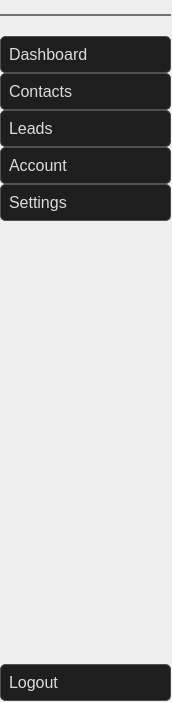
Before: the Qt Designer form CRM/views/ui/sidebar.ui in ImGaby123/SalesOptimizer-CRM, drawn with Qt 5.
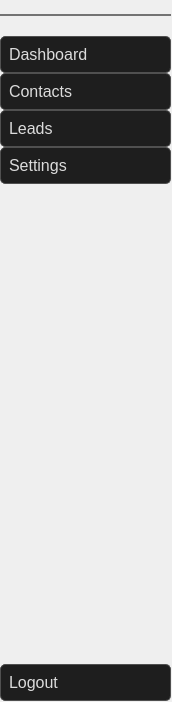
After: the same form once the commit is applied. Icons and pictures are not drawn.

Diff of the .ui file:
```diff
--- a/CRM/views/ui/sidebar.ui
+++ b/CRM/views/ui/sidebar.ui
@@ -208,58 +208,6 @@
       </property>
      </widget>
     </item>
-    <item alignment="Qt::AlignmentFlag::AlignVCenter">
-     <widget class="QPushButton" name="account_btn">
-      <property name="sizePolicy">
-       <sizepolicy hsizetype="Expanding" vsizetype="Fixed">
-        <horstretch>0</horstretch>
-        <verstretch>0</verstretch>
-       </sizepolicy>
-      </property>
-      <property name="font">
-       <font>
-        <pointsize>12</pointsize>
-       </font>
-      </property>
-      <property name="cursor">
-       <cursorShape>PointingHandCursor</cursorShape>
-      </property>
-      <property name="styleSheet">
-       <string notr="true">QPushButton {
-    background-color: rgb(30, 30, 30);  /* Dark grey background */
-    border: 1px solid rgb(80, 80, 80);  /* Slightly lighter border */
-    padding: 8px;  /* Slightly larger padding for better spacing */
-    color: rgb(220, 220, 220);  /* Light grey text for contrast */
-    border-radius: 5px;  /* Smooth rounded corners */
-    text-align: left;
-}
-
-QPushButton:hover {
-    background-color: rgb(50, 50, 50);  /* Slightly lighter on hover */
-    border: 1px solid rgb(255, 255, 255);  /* White border for highlight */
-    color: rgb(255, 255, 255);  /* Pure white text */
-}
-
-QPushButton:pressed {
-    background-color: rgb(20, 20, 20);  /* Darker when pressed */
-    border: 1px solid rgb(180, 180, 180);  /* Less intense white border */
-}
-
-QPushButton:disabled {
-    background-color: rgb(50, 50, 50);  /* Muted grey */
-    color: rgb(130, 130, 130);  /* Dull text for disabled state */
-    border: 1px solid rgb(80, 80, 80);  /* Less contrast */
-}
-</string>
-      </property>
-      <property name="text">
-       <string>Account</string>
-      </property>
-      <property name="flat">
-       <bool>true</bool>
-      </property>
-     </widget>
-    </item>
     <item>
      <widget class="QPushButton" name="settings_btn">
       <property name="sizePolicy">
```
